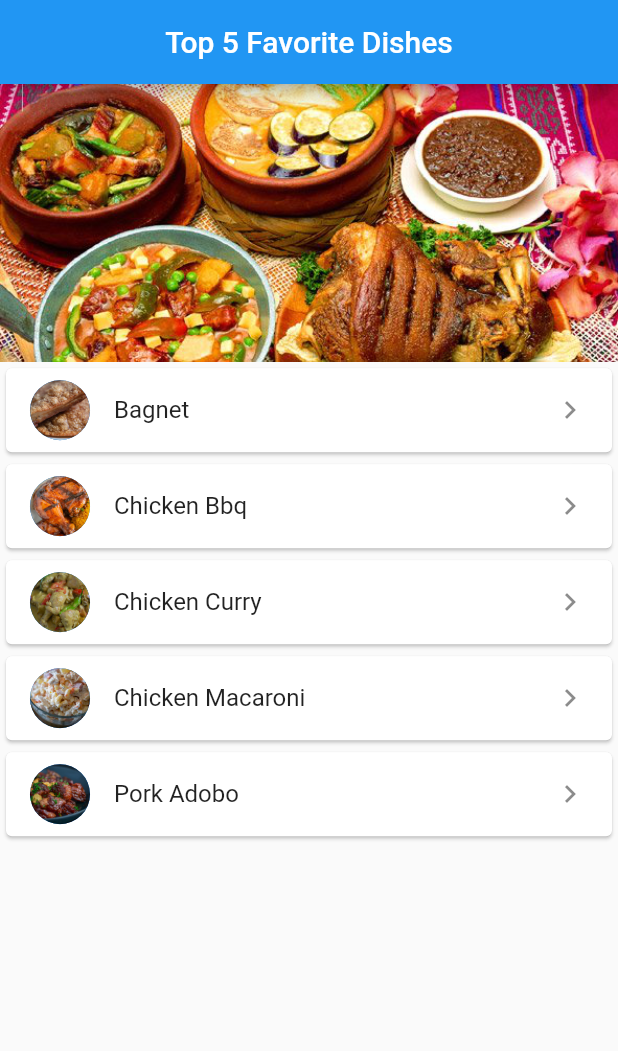
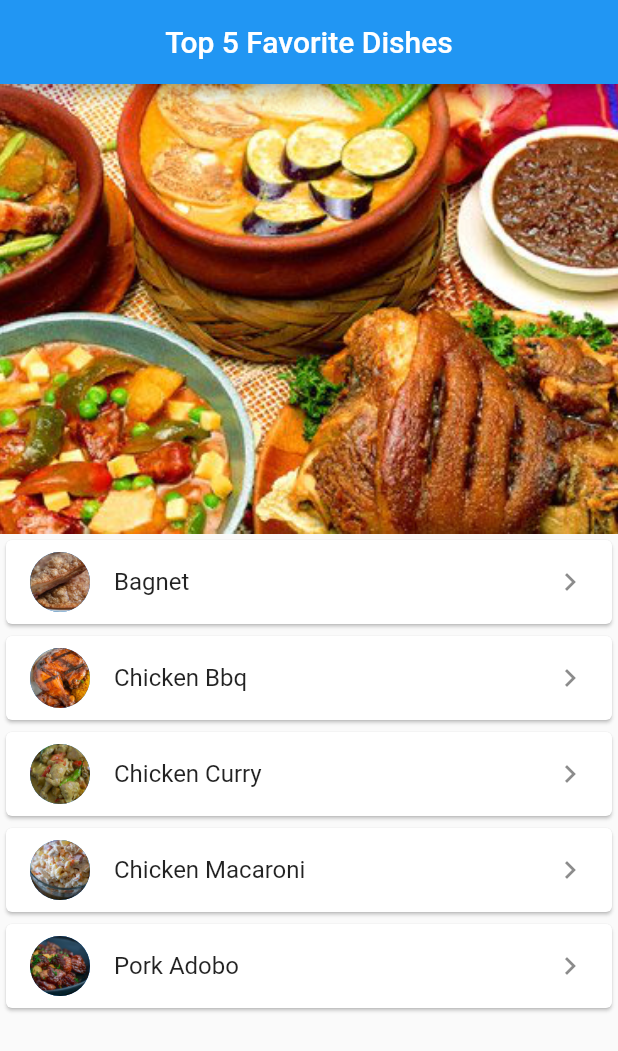
Before and after one commit to mlph-jquiamco/flutter_basics_exercise, a Flutter app: the screen it shows after launch, on a phone screen of 412 x 824 dp. Shown: the top 1051 px of the screen. Run offline on Flutter 3.47's test engine with Material 2 defaults, Android fonts, the phone set to English and light mode, and no system bars.

```diff
--- a/lib/main.dart
+++ b/lib/main.dart
@@ -28,16 +28,22 @@ class MyApp extends StatelessWidget {
           itemCount: dishes.length + 1,
           itemBuilder: (context, index) {
             if (index == 0) {
-              return Image.asset('assets/filipino_food.jpeg');
+              return Image.asset(
+                'assets/filipino_food.jpeg',
+                width: 500,
+                height: 300,
+                fit: BoxFit.cover,
+              );
             }
+            final adjustedIndex = index - 1;
             return Card(
               child: ListTile(
                 onTap: (){
                   // TODO: show details
                 },
-                title: Text(dishes[index - 1].name),
+                title: Text(dishes[adjustedIndex].name),
                 leading: CircleAvatar(
-                  backgroundImage: AssetImage('assets/${dishes[index - 1].image}'),
+                  backgroundImage: AssetImage('assets/${dishes[adjustedIndex].image}'),
                 ),
                 trailing: const Icon(Icons.keyboard_arrow_right)
               ),
```
